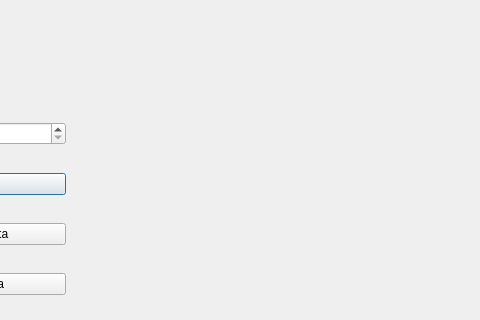
Qt form modules/AdaptiveThreshold/AdaptiveThreshold.ui (3dct/open_iA) before a commit; both pictures show x 145 to 625 and y 400 to 720 of the 1060 by 837 pixel window.
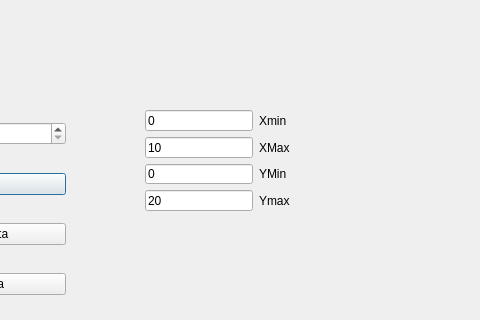
The same form after that commit.

Commit message: prepare GUI for visualisation

```diff
--- a/modules/AdaptiveThreshold/AdaptiveThreshold.ui
+++ b/modules/AdaptiveThreshold/AdaptiveThreshold.ui
@@ -86,6 +86,74 @@
     </item>
    </layout>
   </widget>
+  <widget class="QWidget" name="formLayoutWidget">
+   <property name="geometry">
+    <rect>
+     <x>290</x>
+     <y>510</y>
+     <width>191</width>
+     <height>101</height>
+    </rect>
+   </property>
+   <layout class="QFormLayout" name="formLayout_3">
+    <item row="0" column="0">
+     <widget class="QLineEdit" name="ed_xMIn">
+      <property name="text">
+       <string>0</string>
+      </property>
+     </widget>
+    </item>
+    <item row="0" column="1">
+     <widget class="QLabel" name="label">
+      <property name="text">
+       <string>Xmin</string>
+      </property>
+     </widget>
+    </item>
+    <item row="1" column="1">
+     <widget class="QLabel" name="label_2">
+      <property name="text">
+       <string>XMax</string>
+      </property>
+     </widget>
+    </item>
+    <item row="1" column="0">
+     <widget class="QLineEdit" name="ed_xMax">
+      <property name="text">
+       <string>10</string>
+      </property>
+     </widget>
+    </item>
+    <item row="2" column="0">
+     <widget class="QLineEdit" name="ed_Ymin">
+      <property name="text">
+       <string>0</string>
+      </property>
+     </widget>
+    </item>
+    <item row="3" column="0">
+     <widget class="QLineEdit" name="ed_YMax">
+      <property name="text">
+       <string>20</string>
+      </property>
+     </widget>
+    </item>
+    <item row="2" column="1">
+     <widget class="QLabel" name="label_3">
+      <property name="text">
+       <string>YMin</string>
+      </property>
+     </widget>
+    </item>
+    <item row="3" column="1">
+     <widget class="QLabel" name="label_4">
+      <property name="text">
+       <string>Ymax</string>
+      </property>
+     </widget>
+    </item>
+   </layout>
+  </widget>
  </widget>
  <resources/>
  <connections>
```
Left out of the diff: 2 changed lines with no effect on the pictures. The commit also changes 4 other files.
